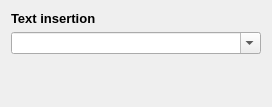
The window that stringbuilder/widgets/widgetinserttextsetting.ui (Takashi-Inoue/FileRenamer) describes before a commit, drawn with Qt 5.
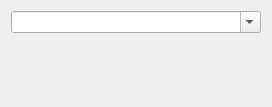
The same window after the commit. Custom widgets are drawn as their Qt base class.

```diff
--- a/stringbuilder/widgets/widgetinserttextsetting.ui
+++ b/stringbuilder/widgets/widgetinserttextsetting.ui
@@ -14,19 +14,6 @@
    <string>Form</string>
   </property>
   <layout class="QVBoxLayout" name="verticalLayout">
-   <item>
-    <widget class="QLabel" name="label">
-     <property name="font">
-      <font>
-       <pointsize>10</pointsize>
-       <bold>true</bold>
-      </font>
-     </property>
-     <property name="text">
-      <string>Text insertion</string>
-     </property>
-    </widget>
-   </item>
    <item>
     <widget class="HistoryComboBox" name="combox">
      <property name="editable">
```
Left out of the diff: 2 changed lines with no effect on the pictures.
